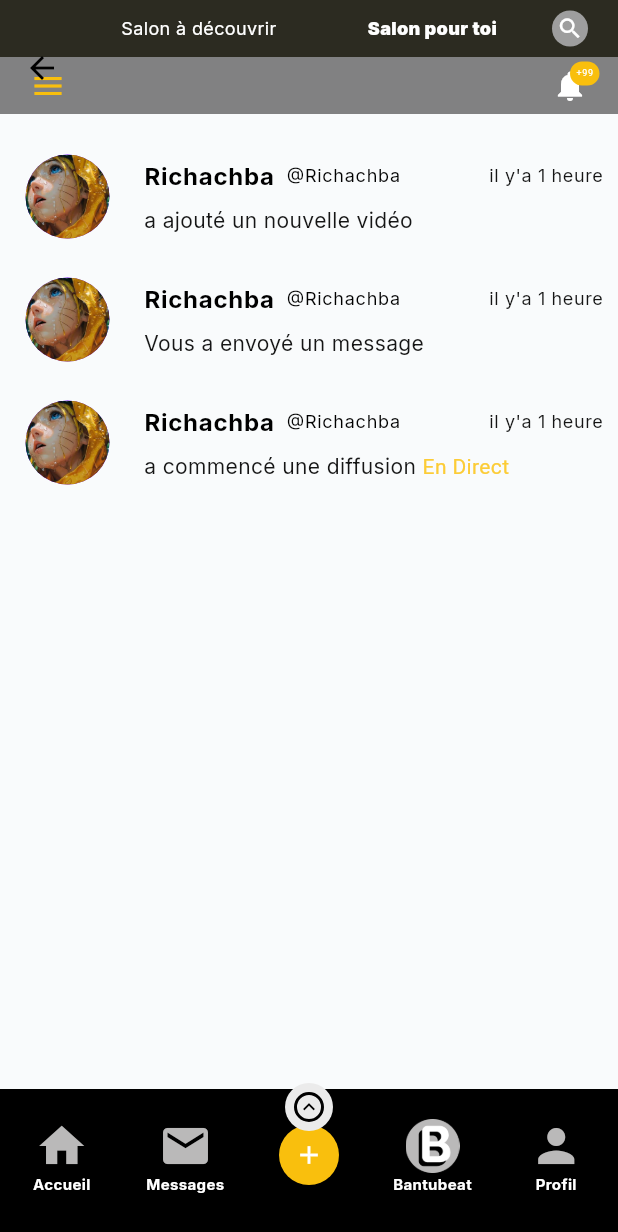
After one commit to bantubeat/saloonprived_app_ui, a Flutter app: the NotificationsScreen screen opened directly, on a phone screen of 412 x 824 dp. The commit adds this screen. Shown: the top 1232 px of the screen. Run offline on Flutter 3.47's test engine with Material 3 defaults, Android fonts, the phone set to English and light mode, and no system bars; our stand-ins replace easy_localization, google_fonts, image_picker, url_strategy.

Commit message:
ticket-0.3/notification-screen add screen (#2)
* ticket-0.3/notification-screen add screen

* ticket-2.1/notification-screen under modification

* ticket-0.3/notification-screen update

* ticket-03/add appBar-screen and bottomVavBar-screen in notification-screen

```diff
--- a/assets/i18n/fr.json
+++ b/assets/i18n/fr.json
@@ -15,6 +15,11 @@
         "choose_camera": "Camera",
         "choose_gallery": "Gallery"
     },
+    "notification_screen": {
+        "title": "Notifications",
+        "time": "il y'a {} heure",
+        "message": "a commencé une diffusion En Direct"
+    },
     "my_bottom_navigation_bar": {
         "home": "Accueil",
         "messages": "Messages",
--- a/lib/src/all_screens.dart
+++ b/lib/src/all_screens.dart
@@ -1,6 +1,6 @@
 import 'package:flutter/material.dart' show Widget;
 import 'screens/welcome_screen/welcome_screen.dart';
-
+import 'screens/notification_screen/notification_screen.dart';
 /// Le test unitaire va chercher toute les pages du dossier screens pour se
 /// rassurer qu'il s'affiche sans erreur, seulement pour chaque fichier,
 /// le tester automatique aura besion de savoir comment instancier la classe
@@ -11,5 +11,7 @@ import 'screens/welcome_screen/welcome_screen.dart';
 /// Ce n'est valable QUE pour les SCREENS, les composants n'ont pas besion d'être ici
 final Map<String, Widget Function()> allScreens = {
   'welcome_screen.dart': () => const WelcomeScreen(),
+	'notification_screen.dart': () => const NotificationsScreen(),
+
   // Ajoutez d'autres chemins de fichiers ici
 };
--- a/lib/src/resources/app_assets.dart
+++ b/lib/src/resources/app_assets.dart
@@ -2,6 +2,7 @@ final class AppAssets {
   const AppAssets._();
 
   static const imagesLogo = 'assets/images/logo.png';
+  static const fakeAvatarImage = 'assets/images/fake_avatar.jpg';
   static const imagesLogoBantubeat = 'assets/images/logo_bantubeat.png';
   static const imagesFeatlinkLogo = 'assets/images/featlink_logo.png';
   static const imagesBeat = 'assets/images/beat.png';
--- /dev/null
+++ b/lib/src/screens/notification_screen/notification_screen.dart
@@ -0,0 +1,60 @@
+import 'package:flutter/material.dart';
+import 'package:saloonprived_app/src/components/my_app_bar.dart';
+import 'package:saloonprived_app/src/components/my_bottom_navigation_bar.dart';
+import 'package:saloonprived_app/src/resources/app_assets.dart';
+import 'package:saloonprived_app/src/screens/notification_screen/widgets/notification_card_item.dart';
+
+class NotificationsScreen extends StatelessWidget {
+  const NotificationsScreen({super.key});
+
+  @override
+  Widget build(BuildContext context) {
+    List<NotificationCardItem> notifications = [
+      const NotificationCardItem(
+        name: 'Richachba',
+        time: '1',
+        tags: '@Richachba',
+        message: 'a ajouté un nouvelle vidéo',
+        image: AppAssets.fakeAvatarImage,
+      ),
+      const NotificationCardItem(
+        name: 'Richachba',
+        time: '1',
+        tags: '@Richachba',
+        message: 'Vous a envoyé un message',
+        image: AppAssets.fakeAvatarImage,
+      ),
+      const NotificationCardItem(
+        name: 'Richachba',
+        time: '1',
+        tags: '@Richachba',
+        message: 'a commencé une diffusion En Direct',
+        image: AppAssets.fakeAvatarImage,
+      ),
+    ];
+
+    return Scaffold(
+      appBar: MyAppBar.forYouWithBellIcon(),
+      body: Padding(
+        padding: const EdgeInsets.symmetric(horizontal: 5),
+        child: ListView.builder(
+          itemCount: notifications.length,
+          itemBuilder: (context, index) {
+            var item = notifications[index];
+            return NotificationCardItem(
+              name: item.name,
+              message: item.message,
+              image: item.image,
+              time: item.time,
+              tags: item.tags,
+            );
+          },
+        ),
+      ),
+      bottomNavigationBar: SizedBox(
+        height: 200, // Vous pouvez ajuster cette valeur selon vos besoins
+        child: MyBottomNavigationBar(),
+      ),
+    );
+  }
+}
--- /dev/null
+++ b/lib/src/screens/notification_screen/widgets/notification_card_item.dart
@@ -0,0 +1,95 @@
+import 'package:easy_localization/easy_localization.dart';
+import 'package:flutter/material.dart';
+import 'package:saloonprived_app/generated/locale_keys.g.dart';
+import 'package:saloonprived_app/src/config/app_colors.dart';
+
+class NotificationCardItem extends StatelessWidget {
+  const NotificationCardItem({
+    required this.time,
+    required this.name,
+    required this.message,
+    required this.image,
+    required this.tags,
+    super.key,
+  });
+  final String time;
+  final String tags;
+  final String name;
+  final String message;
+  final String image;
+
+  @override
+  Widget build(BuildContext context) {
+    return ListTile(
+      contentPadding: const EdgeInsets.all(5),
+      leading: CircleAvatar(
+        radius: 35,
+        backgroundImage: AssetImage(image),
+      ),
+      title: Column(
+        crossAxisAlignment: CrossAxisAlignment.start,
+        children: [
+          Row(
+            children: [
+              Expanded(
+                child: Row(
+                  children: [
+                    Flexible(
+                      child: Text(
+                        name,
+                        style: const TextStyle(fontWeight: FontWeight.bold),
+                        overflow: TextOverflow.ellipsis,
+                      ),
+                    ),
+                    const SizedBox(width: 8),
+                    Flexible(
+                      child: Text(
+                        tags,
+                        style: const TextStyle(fontSize: 12),
+                        overflow: TextOverflow.ellipsis,
+                      ),
+                    ),
+                  ],
+                ),
+              ),
+              const SizedBox(width: 8),
+              Text(
+                LocaleKeys.notification_screen_time.tr(args: [time]),
+                style: Theme.of(context).textTheme.bodySmall,
+              ),
+            ],
+          ),
+        ],
+      ),
+      subtitle: Column(
+        crossAxisAlignment: CrossAxisAlignment.start,
+        children: [
+          const SizedBox(height: 8),
+          RichText(
+            maxLines: 1,
+            overflow: TextOverflow.ellipsis,
+            text: TextSpan(
+              style: DefaultTextStyle.of(context).style,
+              children: _buildMessageText(message),
+            ),
+          ),
+        ],
+      ),
+    );
+  }
+
+  List<TextSpan> _buildMessageText(String message) {
+    final parts = message.split('En Direct');
+    if (parts.length == 2) {
+      return [
+        TextSpan(text: parts[0]),
+        const TextSpan(
+          text: 'En Direct',
+          style: TextStyle(color: AppColors.bantubeatPrimary),
+        ),
+        TextSpan(text: parts[1]),
+      ];
+    }
+    return [TextSpan(text: message)];
+  }
+}
```
Also changed, not shown: assets/images/fake_avatar.jpg (added), lib/generated/locale_keys.g.dart.
